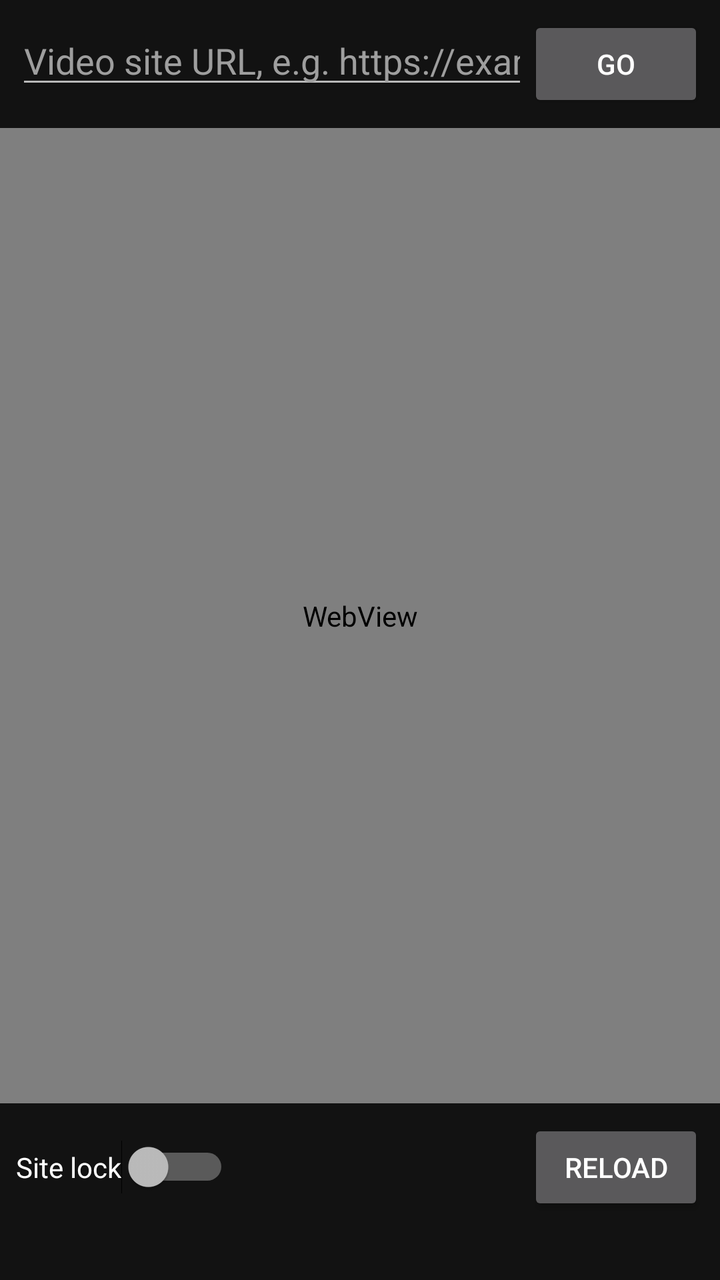
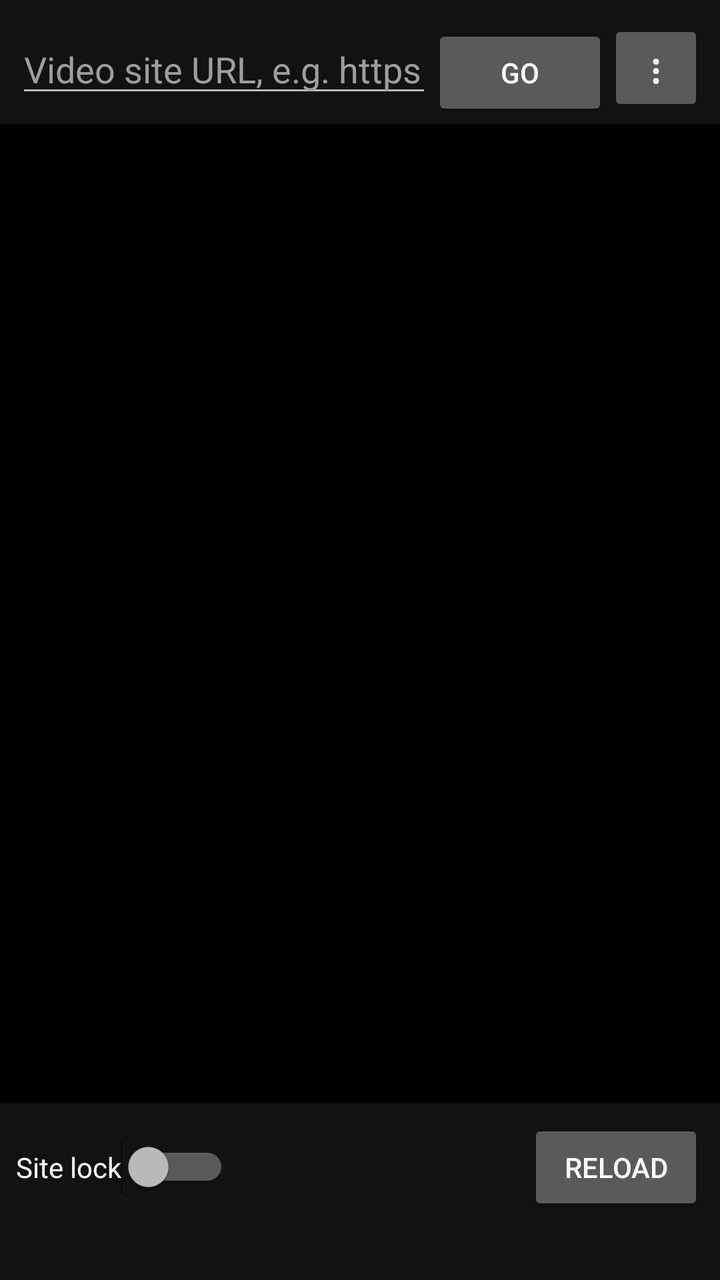

Before-and-after screenshots of an Android layout around one commit, followed by the original layout XML and the change that was made.
<!-- AndroidManifest.xml: application theme AppTheme -->
<!-- res/layout/activity_main.xml -->
<?xml version="1.0" encoding="utf-8"?>
<LinearLayout xmlns:android="http://schemas.android.com/apk/res/android"
    android:layout_width="match_parent"
    android:layout_height="match_parent"
    android:orientation="vertical"
    android:background="#121212">

    <LinearLayout
        android:layout_width="match_parent"
        android:layout_height="wrap_content"
        android:orientation="horizontal"
        android:padding="8dp">

        <EditText
            android:id="@+id/urlInput"
            android:layout_width="0dp"
            android:layout_height="wrap_content"
            android:layout_weight="1"
            android:hint="@string/url_hint"
            android:importantForAutofill="no"
            android:inputType="textUri"
            android:singleLine="true"
            android:textColor="#FFFFFF"
            android:textColorHint="#9E9E9E" />

        <Button
            android:id="@+id/goButton"
            android:layout_width="wrap_content"
            android:layout_height="wrap_content"
            android:text="@string/go" />
    </LinearLayout>

    <WebView
        android:id="@+id/webView"
        android:layout_width="match_parent"
        android:layout_height="0dp"
        android:layout_weight="1"
        android:background="#000000" />

    <LinearLayout
        android:layout_width="match_parent"
        android:layout_height="wrap_content"
        android:orientation="horizontal"
        android:gravity="center_vertical"
        android:padding="8dp">

        <Switch
            android:id="@+id/lockSwitch"
            android:layout_width="wrap_content"
            android:layout_height="wrap_content"
            android:text="@string/lock_switch"
            android:textColor="#FFFFFF" />

        <TextView
            android:id="@+id/statusText"
            android:layout_width="0dp"
            android:layout_height="wrap_content"
            android:layout_weight="1"
            android:paddingStart="8dp"
            android:textColor="#B0BEC5"
            android:textSize="13sp" />

        <Button
            android:id="@+id/reloadButton"
            android:layout_width="wrap_content"
            android:layout_height="wrap_content"
            android:text="@string/reload" />
    </LinearLayout>

    <TextView
        android:id="@+id/blockedText"
        android:layout_width="match_parent"
        android:layout_height="wrap_content"
        android:paddingStart="12dp"
        android:paddingEnd="12dp"
        android:paddingBottom="8dp"
        android:textColor="#78909C"
        android:textSize="12sp" />
</LinearLayout>
<!-- resources referenced by this layout -->
<resources>
  <string name="go">Go</string>
  <string name="lock_switch">Site lock</string>
  <string name="reload">Reload</string>
  <string name="url_hint">Video site URL, e.g. https://example.com/watch</string>
  <style name="AppTheme" parent="@android:style/Theme.Material.NoActionBar">
          <item name="android:colorAccent">#4CAF50</item>
          <item name="android:windowBackground">#121212</item>
          <item name="android:textColorPrimary">#FFFFFF</item>
      </style>
</resources>

<!-- the commit's change to res/layout/activity_main.xml (unified diff, before → after) -->
@@ -3,13 +3,17 @@
     android:layout_width="match_parent"
     android:layout_height="match_parent"
     android:orientation="vertical"
+    android:fitsSystemWindows="true"
     android:background="#121212">
 
     <LinearLayout
         android:layout_width="match_parent"
         android:layout_height="wrap_content"
         android:orientation="horizontal"
-        android:padding="8dp">
+        android:paddingTop="10dp"
+        android:paddingStart="8dp"
+        android:paddingEnd="8dp"
+        android:paddingBottom="4dp">
 
         <EditText
             android:id="@+id/urlInput"
@@ -28,14 +32,49 @@
             android:layout_width="wrap_content"
             android:layout_height="wrap_content"
             android:text="@string/go" />
+
+        <Button
+            android:id="@+id/menuButton"
+            android:layout_width="wrap_content"
+            android:layout_height="wrap_content"
+            android:minWidth="48dp"
+            android:text="⋮"
+            android:textSize="20sp" />
     </LinearLayout>
 
-    <WebView
-        android:id="@+id/webView"
+    <HorizontalScrollView
+        android:layout_width="match_parent"
+        android:layout_height="wrap_content"
+        android:scrollbars="none"
+        android:paddingStart="8dp"
+        android:paddingEnd="8dp">
+
+        <LinearLayout
+            android:id="@+id/tabStrip"
+            android:layout_width="wrap_content"
+            android:layout_height="wrap_content"
+            android:orientation="horizontal" />
+    </HorizontalScrollView>
+
+    <FrameLayout
+        android:id="@+id/webContainer"
         android:layout_width="match_parent"
         android:layout_height="0dp"
         android:layout_weight="1"
-        android:background="#000000" />
+        android:background="#000000">
+
+        <TextView
+            android:id="@+id/captionView"
+            android:layout_width="match_parent"
+            android:layout_height="wrap_content"
+            android:layout_gravity="bottom|center_horizontal"
+            android:background="#AA000000"
+            android:padding="10dp"
+            android:textColor="#FFFFFF"
+            android:textSize="16sp"
+            android:gravity="center"
+            android:visibility="gone" />
+    </FrameLayout>
 
     <LinearLayout
         android:layout_width="match_parent"
@@ -76,4 +115,11 @@
         android:paddingBottom="8dp"
         android:textColor="#78909C"
         android:textSize="12sp" />
+
+    <FrameLayout
+        android:id="@+id/fullscreenContainer"
+        android:layout_width="match_parent"
+        android:layout_height="match_parent"
+        android:background="#000000"
+        android:visibility="gone" />
 </LinearLayout>
